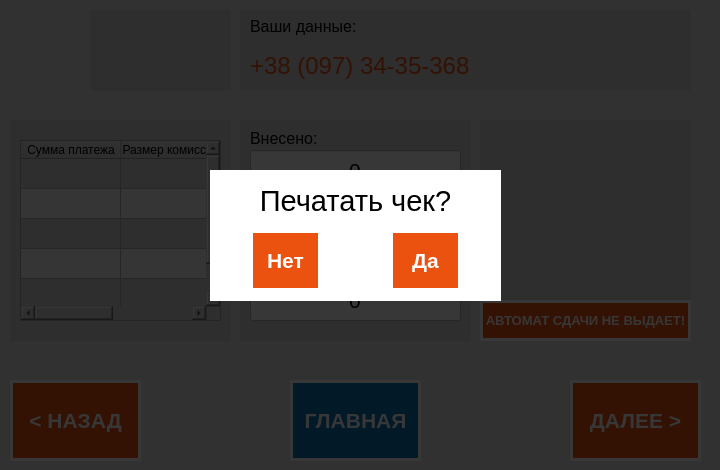
Normandez/LM, file payment.ui: the form before one commit.
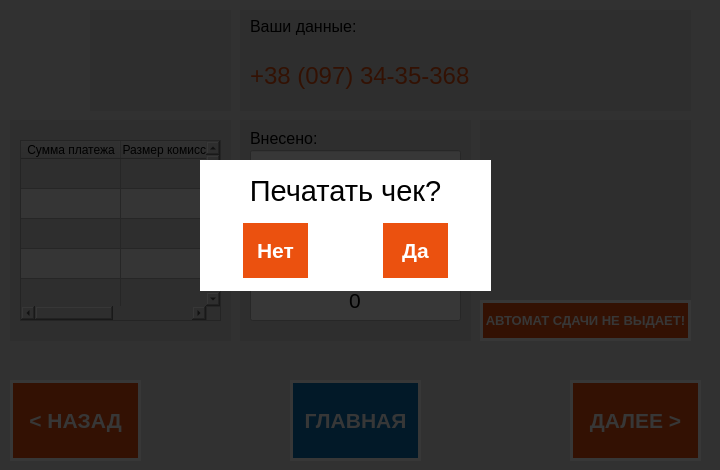
The form after the commit. Icons and pictures are not drawn.

What changed in the file:
```diff
--- a/payment.ui
+++ b/payment.ui
@@ -54,7 +54,7 @@
      <x>240</x>
      <y>10</y>
      <width>451</width>
-     <height>80</height>
+     <height>101</height>
     </rect>
    </property>
    <property name="styleSheet">
@@ -85,7 +85,7 @@
     <property name="geometry">
      <rect>
       <x>10</x>
-      <y>40</y>
+      <y>50</y>
       <width>441</width>
       <height>31</height>
      </rect>
@@ -170,7 +170,7 @@
      <x>90</x>
      <y>10</y>
      <width>141</width>
-     <height>81</height>
+     <height>101</height>
     </rect>
    </property>
    <property name="styleSheet">
@@ -185,7 +185,7 @@
       <x>10</x>
       <y>10</y>
       <width>121</width>
-      <height>61</height>
+      <height>81</height>
      </rect>
     </property>
     <property name="text">
@@ -564,8 +564,8 @@
   <widget class="QWidget" name="widget_8" native="true">
    <property name="geometry">
     <rect>
-     <x>0</x>
-     <y>0</y>
+     <x>-10</x>
+     <y>-10</y>
      <width>741</width>
      <height>481</height>
     </rect>
```
Left out of the diff: 31 changed lines with no effect on the pictures.
